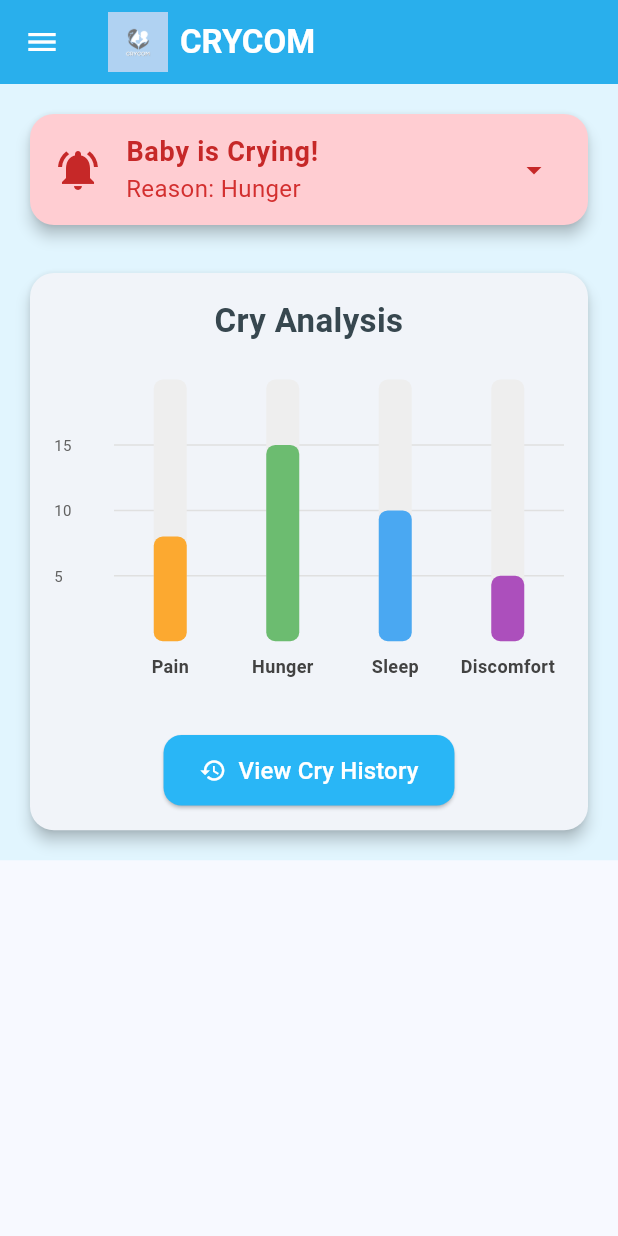
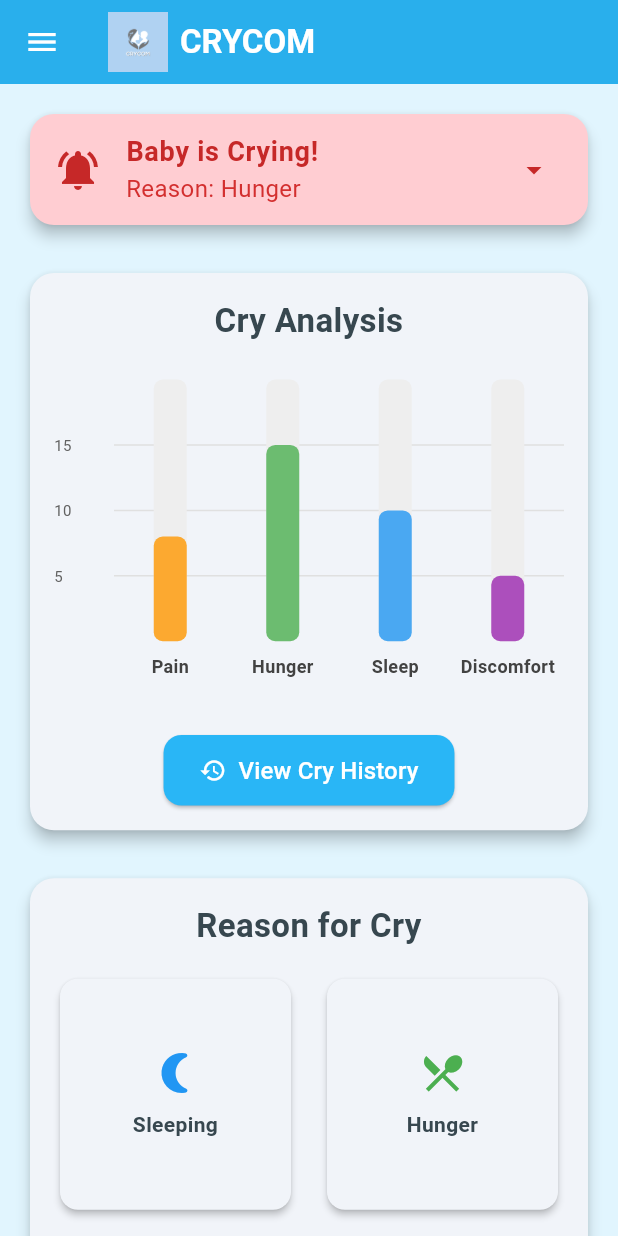
Before and after one commit to Jhenelle88/my_app, a Flutter app: the MainMenu screen opened directly with empty values, on a phone screen of 412 x 824 dp. Run offline on Flutter 3.47's test engine with Material 3 defaults, Android fonts, the phone set to English and light mode, and no system bars; drawn by our look-alikes of fl_chart; our stand-ins replace flutter_blue_plus, image_picker, permission_handler, sqflite; accounts and stored records are empty.

Commit message:
Update main_menu.dart

```diff
--- a/lib/main_menu.dart
+++ b/lib/main_menu.dart
@@ -233,6 +233,15 @@ class _MainMenuState extends State<MainMenu> {
                     ),
                   ),
                 ),
+                const SizedBox(height: 24.0),
+                Card(
+                  elevation: 4.0,
+                  shape: RoundedRectangleBorder(borderRadius: BorderRadius.circular(16.0)),
+                  child: Padding(
+                    padding: const EdgeInsets.all(16.0),
+                    child: _buildReasonForCrySection(),
+                  ),
+                ),
               ],
             ),
           ),
@@ -446,4 +455,124 @@ class _MainMenuState extends State<MainMenu> {
       ),
     );
   }
+
+  Widget _buildReasonForCrySection() {
+    return Column(
+      crossAxisAlignment: CrossAxisAlignment.stretch,
+      children: [
+        Text(
+          'Reason for Cry',
+          textAlign: TextAlign.center,
+          style: TextStyle(
+            fontSize: 22.0,
+            fontWeight: FontWeight.bold,
+            color: Colors.blueGrey[800],
+          ),
+        ),
+        const SizedBox(height: 16.0),
+        GridView.count(
+          crossAxisCount: 2,
+          shrinkWrap: true,
+          physics: const NeverScrollableScrollPhysics(),
+          crossAxisSpacing: 16.0,
+          mainAxisSpacing: 16.0,
+          children: [
+            _buildReasonButton('Sleeping', Icons.nightlight_round, Colors.blue),
+            _buildReasonButton('Hunger', Icons.restaurant_menu, Colors.green),
+            _buildReasonButton('Pain', Icons.healing, Colors.orange),
+            _buildReasonButton('Discomfort', Icons.thermostat, Colors.purple),
+          ],
+        ),
+      ],
+    );
+  }
+
+  Widget _buildReasonButton(String reason, IconData icon, Color color) {
+    return Card(
+      elevation: 2.0,
+      shape: RoundedRectangleBorder(borderRadius: BorderRadius.circular(12.0)),
+      child: InkWell(
+        onTap: () => _showReasonDetails(reason),
+        borderRadius: BorderRadius.circular(12.0),
+        child: Padding(
+          padding: const EdgeInsets.all(12.0),
+          child: Column(
+            mainAxisAlignment: MainAxisAlignment.center,
+            children: [
+              Icon(icon, size: 32, color: color),
+              const SizedBox(height: 8.0),
+              Text(
+                reason,
+                textAlign: TextAlign.center,
+                style: TextStyle(
+                  color: Colors.blueGrey[800],
+                  fontWeight: FontWeight.bold,
+                  fontSize: 14,
+                ),
+              ),
+            ],
+          ),
+        ),
+      ),
+    );
+  }
+
+  void _showReasonDetails(String reason) {
+    Map<String, String> details;
+    switch (reason) {
+      case 'Sleeping':
+        details = {
+          'Cry Pattern': 'Soft, rhythmic, low intensity',
+          'Detected By':
+              'Low audio frequency\nShort cry duration\nMinimal body movement (motion sensor)',
+          'Indicator': 'Baby is drowsy or transitioning to sleep',
+          'What to Do':
+              'Dim lights and reduce noise\nGently rock or swaddle the baby\nPlace the baby in a comfortable sleeping position',
+        };
+        break;
+      case 'Hunger':
+        details = {
+          'Cry Pattern': 'Repetitive, rising pitch, rhythmic',
+          'Detected By':
+              'Increasing cry intensity over time\nRegular intervals between cries\nTime elapsed since last feeding (timer/log data)',
+          'Indicator': 'Feeding likely needed',
+          'What to Do':
+              'Feed the baby immediately\nEnsure proper feeding position\nBurp the baby after feeding',
+        };
+        break;
+      case 'Discomfort':
+        details = {
+          'Cry Pattern': 'Irregular, fussy, moderate pitch',
+          'Detected By':
+              'Sudden cry onset\nTemperature sensor (too hot/cold)\nMoisture sensor (wet diaper)\nIncreased body movement',
+          'Indicator': 'Environmental or physical discomfort',
+          'What to Do':
+              'Check and change diaper if needed\nAdjust clothing or room temperature\nReposition the baby for comfort',
+        };
+        break;
+      case 'Pain':
+        details = {
+          'Cry Pattern': 'Loud, sharp, high-pitched, continuous',
+          'Detected By':
+              'High audio frequency and amplitude\nProlonged crying with no pauses\nStrong, erratic movements (motion sensor)',
+          'Indicator': 'Possible pain, illness, or distress',
+          'What to Do':
+              'Check for signs of pain (teething, gas, fever)\nComfort and soothe the baby\nSeek medical attention if crying continues',
+        };
+        break;
+      default:
+        details = {};
+    }
+
+    Navigator.push(
+      context,
+      MaterialPageRoute(
+        builder: (context) => CryReasonDetailsPage(
+          reason: reason,
+          details: details,
+          userId: _user['id'],
+        ),
+      ),
+    );
+  }
 }
```
